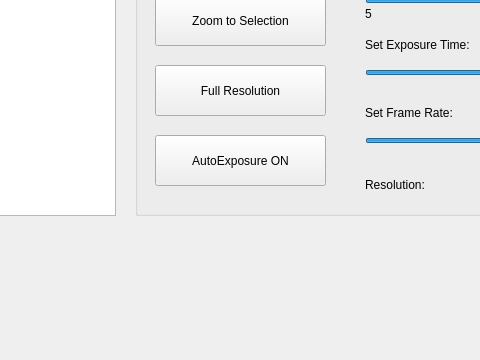
Qt form mainwindow.ui (liviaz/PressureSystem) before a commit; both pictures show x 705 to 1185 and y 432 to 792 of the 1432 by 792 pixel window.
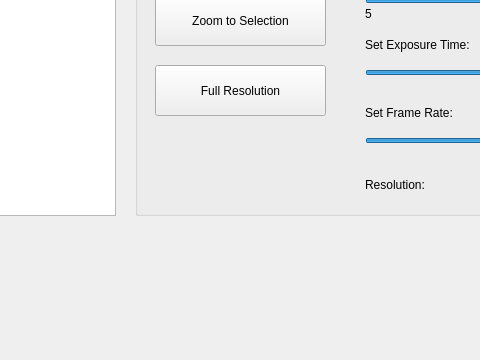
The same form after that commit.

```diff
--- a/mainwindow.ui
+++ b/mainwindow.ui
@@ -507,22 +507,6 @@
       <string/>
      </property>
     </widget>
-    <widget class="QPushButton" name="AutoExposureButton">
-     <property name="geometry">
-      <rect>
-       <x>20</x>
-       <y>200</y>
-       <width>171</width>
-       <height>51</height>
-      </rect>
-     </property>
-     <property name="styleSheet">
-      <string notr="true">font: 12pt &quot;MS Sans Serif&quot;;</string>
-     </property>
-     <property name="text">
-      <string>AutoExposure ON</string>
-     </property>
-    </widget>
     <widget class="QSlider" name="PixelClockSlider">
      <property name="geometry">
       <rect>
```
